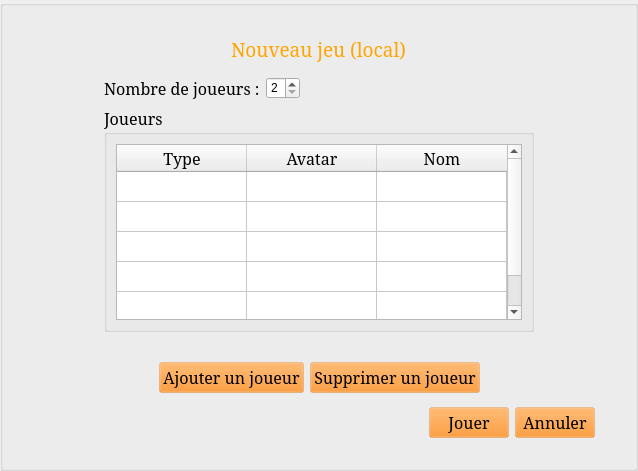
Old version of the form StreetCar/StreetCar/NewLocalGame.ui in the repository paboccard/Projet_Prog_Jeu.
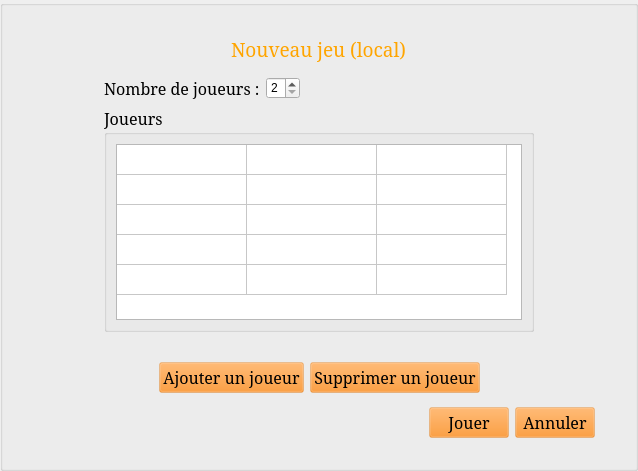
New version of the form. Icons and pictures are not drawn.

Diff of the .ui file:
```diff
--- a/StreetCar/StreetCar/NewLocalGame.ui
+++ b/StreetCar/StreetCar/NewLocalGame.ui
@@ -225,12 +225,6 @@
                <property name="horizontalScrollBarPolicy">
                 <enum>Qt::ScrollBarAlwaysOff</enum>
                </property>
-               <property name="iconSize">
-                <size>
-                 <width>0</width>
-                 <height>0</height>
-                </size>
-               </property>
                <property name="rowCount">
                 <number>5</number>
                </property>
@@ -238,7 +232,7 @@
                 <number>3</number>
                </property>
                <attribute name="horizontalHeaderVisible">
-                <bool>true</bool>
+                <bool>false</bool>
                </attribute>
                <attribute name="horizontalHeaderDefaultSectionSize">
                 <number>130</number>
```
